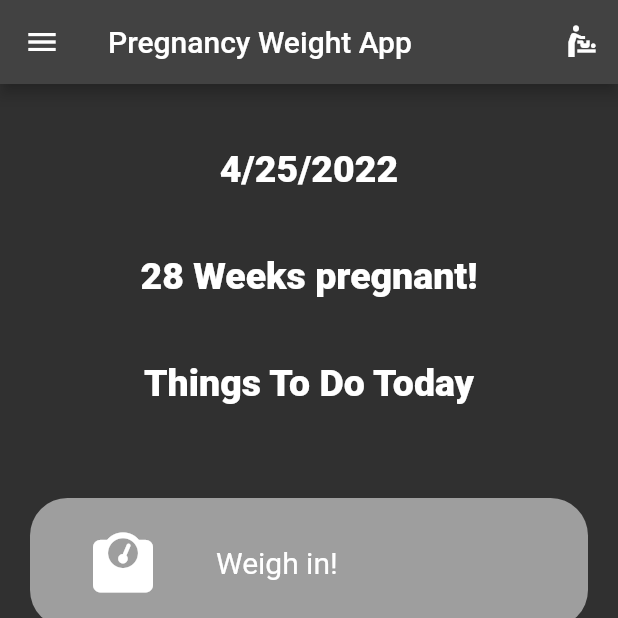
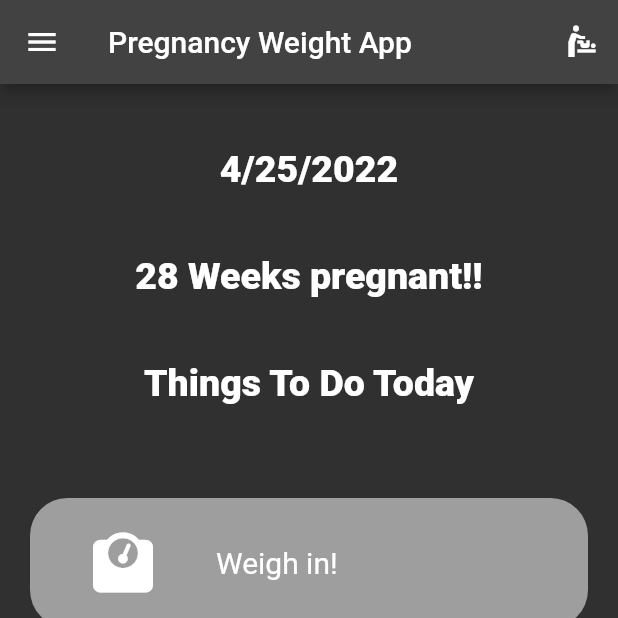
Before and after one commit to tnguyen2791/Preggo, a Flutter app: the screen it shows after launch, on a phone screen of 412 x 824 dp, the top half of it. Run offline on Flutter 3.47's test engine with Material 2 defaults, Android fonts, the phone set to English and light mode, and no system bars; our stand-ins replace font_awesome_flutter.

```diff
--- a/lib/home.dart
+++ b/lib/home.dart
@@ -93,7 +93,7 @@ class Homepage extends StatelessWidget {
               mainAxisAlignment: MainAxisAlignment.spaceEvenly,
               children: [
                 Text(formattedDate, style: kTitleTextStyle),
-                Text('28 Weeks pregnant!', style: kTitleTextStyle),
+                Text('28 Weeks pregnant!!', style: kTitleTextStyle),
                 Text('Things To Do Today', style: kTitleTextStyle),
               ],
             ),
```
